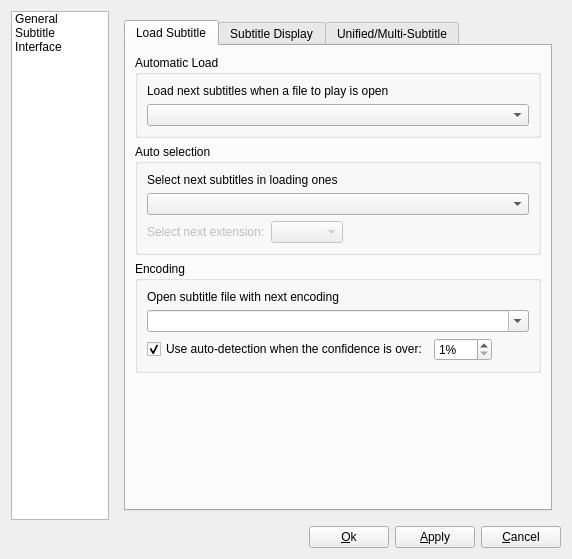
Qt form src/cmplayer/ui/pref_dialog.ui (bylee20/cmplayer-kldp.net) before a commit.
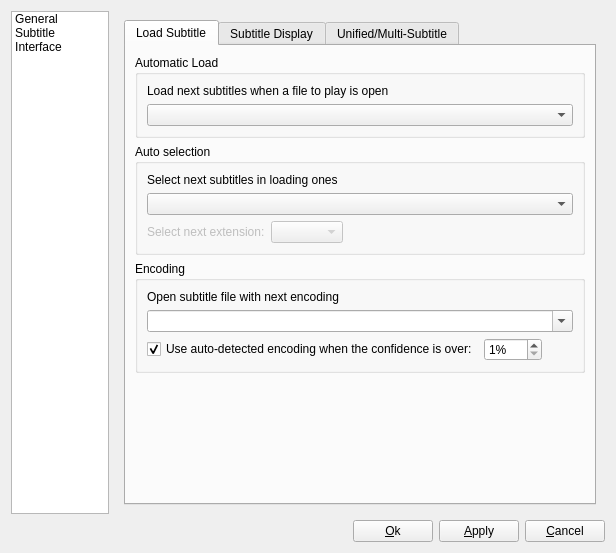
The same form after that commit. The open tabs and pages were chosen to show the change. Icons and pictures are not drawn. Custom widgets are drawn as their Qt base class.

The edit to the form file:
```diff
--- a/src/cmplayer/ui/pref_dialog.ui
+++ b/src/cmplayer/ui/pref_dialog.ui
@@ -1,12 +1,12 @@
 <ui version="4.0" >
  <class>Pref_Dialog</class>
- <widget class="QDialog" name="Pref_Dialog" >
-  <property name="geometry" >
+ <widget class="QDialog" name="Pref_Dialog">
+  <property name="geometry">
    <rect>
     <x>0</x>
     <y>0</y>
-    <width>572</width>
-    <height>559</height>
+    <width>616</width>
+    <height>553</height>
    </rect>
   </property>
   <property name="windowTitle" >
@@ -587,9 +587,9 @@
                 <item>
                  <layout class="QHBoxLayout" name="horizontalLayout_8" >
                   <item>
-                   <widget class="QCheckBox" name="subEncAutoDet" >
-                    <property name="text" >
-                     <string>Use auto-detection when the confidence is over:</string>
+                   <widget class="QCheckBox" name="subEncAutoDet">
+                    <property name="text">
+                     <string>Use auto-detected encoding when the confidence is over:</string>
                     </property>
                     <property name="checked" >
                      <bool>true</bool>
```
Left out of the diff: 877 changed lines with no effect on the pictures.
